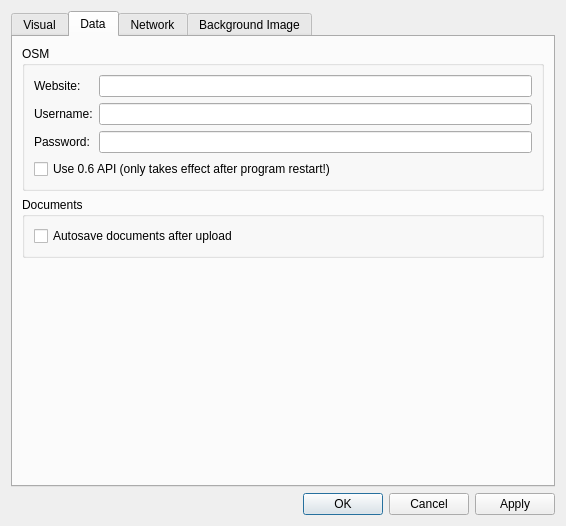
openstreetmap/merkaartor, file Preferences/PreferencesDialog.ui: the form before one commit.
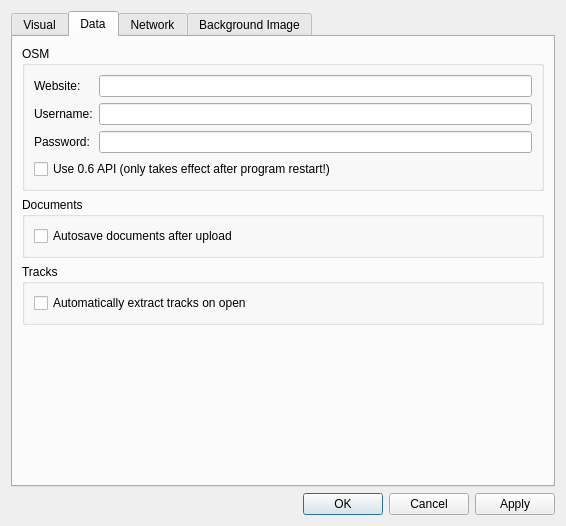
The form after the commit. The open tabs and pages were chosen to show the change.

The edit to the form file:
```diff
--- a/Preferences/PreferencesDialog.ui
+++ b/Preferences/PreferencesDialog.ui
@@ -221,14 +221,6 @@
         </layout>
        </widget>
        <widget class="QWidget" name="tab_3" >
-        <property name="geometry" >
-         <rect>
-          <x>0</x>
-          <y>0</y>
-          <width>540</width>
-          <height>448</height>
-         </rect>
-        </property>
         <attribute name="title" >
          <string>Data</string>
         </attribute>
@@ -315,6 +307,22 @@
            </layout>
           </widget>
          </item>
+         <item>
+          <widget class="QGroupBox" name="groupBox_7" >
+           <property name="title" >
+            <string>Tracks</string>
+           </property>
+           <layout class="QVBoxLayout" >
+            <item>
+             <widget class="QCheckBox" name="cbAutoExtractTracks" >
+              <property name="text" >
+               <string>Automatically extract tracks on open</string>
+              </property>
+             </widget>
+            </item>
+           </layout>
+          </widget>
+         </item>
          <item>
           <spacer>
            <property name="orientation" >
```
Left out of the diff: 38 changed lines with no effect on the pictures.
